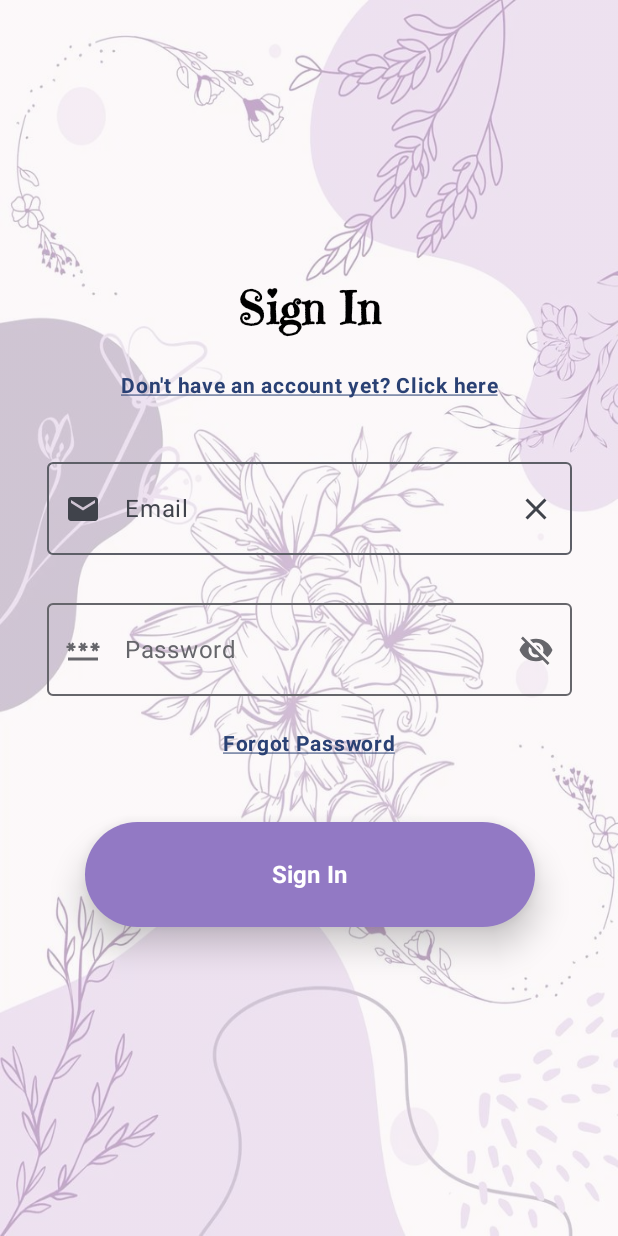
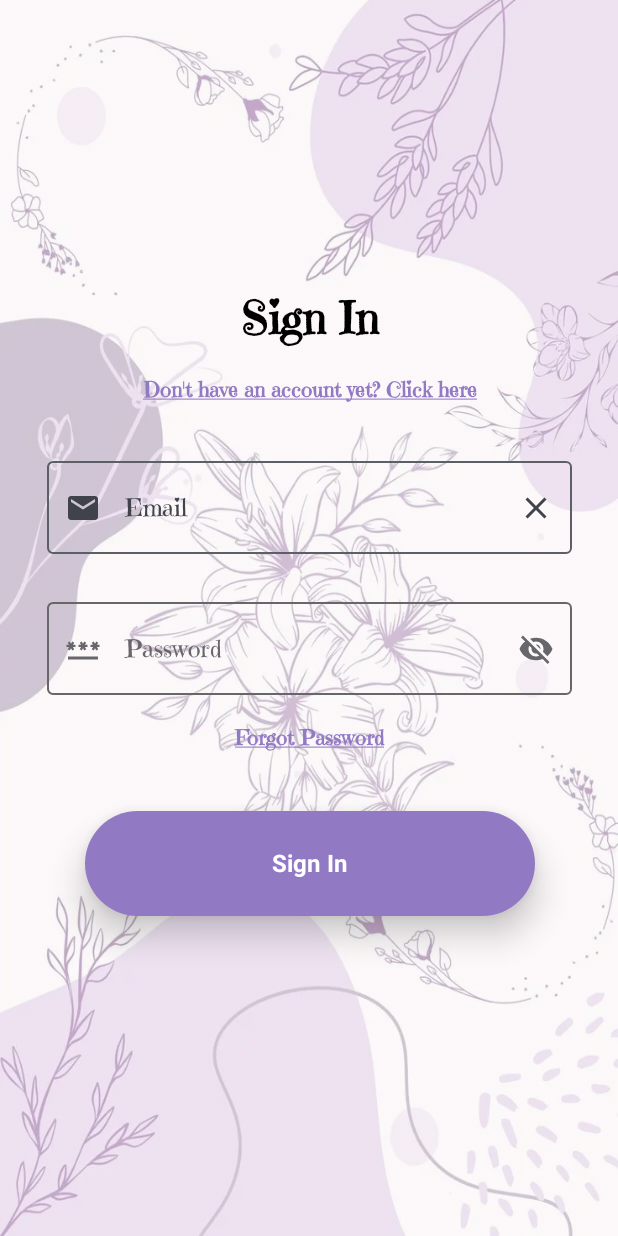
Before and after one commit to Arnold-18-CS/SoulSync, an Android app built with Jetpack Compose: the screen it shows after launch (MainActivity), after a tap on "Sign In", on a phone screen of 412 x 824 dp. Run offline under Robolectric (Android 15) with nearby library versions, the phone set to English and light mode, and no system bars; our stand-ins replace Dagger/Hilt's generated code, Firebase (no records; nobody signed in at launch, a user with empty details on screens opened directly).

Commit message:
Adding comments to allow proper documentation and creating constants for colors and font

```diff
--- a/app/src/main/java/com/example/soulsync/StartSceen.kt
+++ b/app/src/main/java/com/example/soulsync/StartSceen.kt
@@ -1,45 +1,54 @@
 package com.example.soulsync
 
 import androidx.compose.foundation.Image
+import androidx.compose.foundation.layout.Arrangement
 import androidx.compose.foundation.layout.Box
 import androidx.compose.foundation.layout.Column
-import androidx.compose.foundation.layout.Row
-import androidx.compose.foundation.layout.Spacer
 import androidx.compose.foundation.layout.fillMaxSize
 import androidx.compose.foundation.layout.padding
 import androidx.compose.foundation.layout.size
-import androidx.compose.foundation.shape.CircleShape
-import androidx.compose.material3.ButtonColors
+import androidx.compose.foundation.lazy.LazyRow
 import androidx.compose.material3.ButtonDefaults
 import androidx.compose.material3.ElevatedButton
+import androidx.compose.material3.MaterialTheme
 import androidx.compose.material3.Text
 import androidx.compose.runtime.Composable
+import androidx.compose.runtime.remember
 import androidx.compose.ui.Alignment
 import androidx.compose.ui.Modifier
-import androidx.compose.ui.draw.clip
 import androidx.compose.ui.draw.paint
 import androidx.compose.ui.graphics.Color
 import androidx.compose.ui.graphics.graphicsLayer
 import androidx.compose.ui.layout.ContentScale
 import androidx.compose.ui.res.painterResource
-import androidx.compose.ui.text.font.Font
-import androidx.compose.ui.text.font.FontFamily
 import androidx.compose.ui.text.font.FontWeight
 import androidx.compose.ui.tooling.preview.Preview
 import androidx.compose.ui.unit.dp
 import androidx.compose.ui.unit.sp
+import com.example.soulsync.ui.theme.AppColors
 
-@Preview(showBackground = true, showSystemUi = true, name="Start Screen")
+/**
+ * StartScreen allows users to navigate to Login or Register screens.
+ * @param onNavigateToLogin Callback when the "Sign In" button is pressed.
+ * @param onNavigateToRegister Callback when the "Sign Up" button is pressed.
+ */
+
 @Composable
 fun StartScreen(
-    onNavigateToLogin: () -> Unit = {},
-    onNavigateToRegister: () -> Unit = {}
+    onNavigateToLogin: () -> Unit = remember{ {} },
+    onNavigateToRegister: () -> Unit = remember { {} }
 ){
+    // Fetching the background and logo images
+    val bgImage = painterResource(id = R.drawable.wallpaper_in_purple_aesthetic)
+    val logoImage = painterResource(id = R.drawable.soul_sync_logo)
 
-    val bgImage = painterResource(id = R.drawable.wallpaper_in_purple_aesthetic)
+    // Fetching app font and storing
+//    val appFont = FontFamily(Font(R.font.emilys_candy, FontWeight.Normal))
 
-    val appFont = FontFamily(Font(R.font.emilys_candy, FontWeight.Normal))
-    val image = painterResource(id = R.drawable.soul_sync_logo)
+    // Storing alpha and rotation for images by remember
+    val alpha = remember { 0.4f }
+    val rotationAngle = remember { 2f }
+
     Box(
         contentAlignment = Alignment.Center,
         modifier = Modifier
@@ -47,7 +56,7 @@ fun StartScreen(
             .paint(
                 painter = bgImage,
                 contentScale = ContentScale.FillBounds,
-                alpha = 0.4f
+                alpha = alpha
             )
     ) {
         Column(
@@ -57,33 +66,35 @@ fun StartScreen(
                 text = "Let's",
                 fontSize = 30.sp,
                 fontWeight = FontWeight.Bold,
-                fontFamily = appFont
+//                fontFamily = MaterialTheme.typography.displayLarge.fontFamily
             )
 
+            // Load application logo at an angle
             Image(
-                painter = image,
+                painter = logoImage,
                 contentDescription = "SoulSync Logo",
                 contentScale = ContentScale.Crop,
                 modifier = Modifier
                     .size(width = 400.dp, height = 300.dp)
-                    .clip(shape = CircleShape)
                     .padding(start = 20.dp)
-                    .graphicsLayer { this.rotationZ = 2f }
+                    .graphicsLayer { this.rotationZ = rotationAngle }
             )
 
-            Row{
+            // Use a lazy row to load buttons
+            LazyRow (
+                horizontalArrangement = Arrangement.spacedBy(20.dp),
+                content = {
+                    item{
+                        // Sign In Button
                         ElevatedButton(
                             onClick = { onNavigateToLogin() },
-                    colors = ButtonColors(
-                        containerColor = Color(0xFF9279C4),
-                        contentColor = Color.White,
-                        disabledContainerColor = Color.LightGray,
-                        disabledContentColor = Color.Black
+                            colors = ButtonDefaults.elevatedButtonColors(
+                                containerColor = Color(AppColors.SSPrimaryPurple.value),
+                                contentColor = Color(AppColors.SSWhite.value)
                             ),
                             elevation = ButtonDefaults.elevatedButtonElevation(
                                 defaultElevation = 13.dp,
-                        pressedElevation = 3.dp,
-                        disabledElevation = 0.dp
+                                pressedElevation = 3.dp
                             ),
                             modifier = Modifier
                                 .size(width = 150.dp, height = 70.dp)
@@ -94,21 +105,18 @@ fun StartScreen(
                                 fontWeight = FontWeight.Bold
                             )
                         }
-
-                Spacer(modifier = Modifier.size(width = 20.dp, height = 0.dp))
-
+                    }
+                    item{
+                        // Sign Up Button
                         ElevatedButton(
                             onClick = { onNavigateToRegister() },
-                    colors = ButtonColors(
-                        containerColor = Color(0xFFD7CCE5),
-                        contentColor = Color(0xFF9279C4),
-                        disabledContainerColor = Color.LightGray,
-                        disabledContentColor = Color.Black
+                            colors = ButtonDefaults.elevatedButtonColors(
+                                containerColor = Color(AppColors.SSSecondaryPurple.value),
+                                contentColor = Color(AppColors.SSPrimaryPurple.value),
                             ),
                             elevation = ButtonDefaults.elevatedButtonElevation(
                                 defaultElevation = 13.dp,
                                 pressedElevation = 3.dp,
-                        disabledElevation = 0.dp
                             ),
                             modifier = Modifier
                                 .size(width = 150.dp, height = 70.dp)
@@ -121,5 +129,14 @@ fun StartScreen(
                         }
                     }
                 }
+            )
         }
     }
+}
+
+// Preview for the start screen
+@Preview(showBackground = true, showSystemUi = true, name="Start Screen")
+@Composable
+fun StartScreenPreview(){
+    StartScreen()
+}
--- a/app/src/main/java/com/example/soulsync/auth/LoginScreen.kt
+++ b/app/src/main/java/com/example/soulsync/auth/LoginScreen.kt
@@ -45,19 +45,27 @@ import androidx.compose.ui.unit.dp
 import androidx.compose.ui.unit.sp
 import androidx.hilt.navigation.compose.hiltViewModel
 import com.example.soulsync.R
+import com.example.soulsync.ui.theme.AppColors
 
+/**
+ * LoginScreen allows users to navigate to login using email.
+ * @param onNavigateToRegister Callback when the user does not have an account.
+ * @param onNavigateToHome Callback when the login is successful.
+ */
 @Composable
 fun LoginUser(
     onNavigateToRegister: () -> Unit = {},
     onNavigateToHome: () -> Unit = {},
 ){
 
+    // Fetching the background image and storing its alpha
     val bgImage = painterResource(id = R.drawable.wallpaper_in_purple_aesthetic)
+    val alpha = remember { 0.4f }
 
+    // Initializing variables for user input
     var email = remember { mutableStateOf("") }
     var password = remember { mutableStateOf("") }
     var showPassword by remember { mutableStateOf(false) }
-    val appFont = FontFamily(Font(R.font.emilys_candy, FontWeight.Normal))
 
     // Observe the login state using the authViewModel
     val authViewModel: AuthViewModel = hiltViewModel()
@@ -70,32 +78,35 @@ fun LoginUser(
             .paint(
                 painter = bgImage,
                 contentScale = ContentScale.FillBounds,
-                alpha = 0.4f
+                alpha = alpha
                 )
     ){
         Column(
             horizontalAlignment = Alignment.CenterHorizontally
         ){
+            // Header text for the page
             Text(
                 text = "Sign In",
                 fontSize = 30.sp,
                 fontWeight = FontWeight.Bold,
-                fontFamily = appFont
+                fontFamily = MaterialTheme.typography.bodyLarge.fontFamily
             )
 
             Spacer(modifier = Modifier.padding(10.dp))
 
+            // Clickable link to reroute to register page
             Text(
                 text = "Don't have an account yet? Click here",
                 fontSize = 14.sp,
                 fontWeight = FontWeight.Bold,
-                color = MaterialTheme.colorScheme.primary,
+                color = AppColors.SSPrimaryPurple,
                 textDecoration = TextDecoration.Underline,
                 modifier = Modifier.clickable { onNavigateToRegister() }
             )
 
             Spacer(modifier = Modifier.padding(15.dp))
 
+            // Email text field
             OutlinedTextField(
                 value = email.value,
                 onValueChange = { email.value = it },
@@ -120,6 +131,7 @@ fun LoginUser(
 
             Spacer(modifier = Modifier.padding(12.dp))
 
+            // Password entry field
             OutlinedTextField(
                 value = password.value,
                 onValueChange = { password.value = it },
@@ -174,13 +186,14 @@ fun LoginUser(
                 text = "Forgot Password",
                 fontSize = 14.sp,
                 fontWeight = FontWeight.Bold,
-                color = MaterialTheme.colorScheme.primary,
+                color = AppColors.SSPrimaryPurple,
                 textDecoration = TextDecoration.Underline,
                 modifier = Modifier.clickable { /*TODO*/ }
             )
 
             Spacer(modifier = Modifier.padding(20.dp))
 
+            // Login button
             ElevatedButton(
                 onClick = {
                     if(email.value.isNotEmpty() && password.value.isNotEmpty()){
@@ -189,16 +202,13 @@ fun LoginUser(
                         authViewModel.setLoginError("!! Please fill in both fields !!")
                     }
                 },
-                colors = ButtonColors(
-                    containerColor = Color(0xFF9279C4),
-                    contentColor = Color.White,
-                    disabledContainerColor = Color.LightGray,
-                    disabledContentColor = Color.Black
+                colors = ButtonDefaults.elevatedButtonColors(
+                    containerColor = Color(AppColors.SSPrimaryPurple.value),
+                    contentColor = Color(AppColors.SSWhite.value),
                 ),
                 elevation = ButtonDefaults.elevatedButtonElevation(
                     defaultElevation = 13.dp,
                     pressedElevation = 3.dp,
-                    disabledElevation = 0.dp
                 ),
                 modifier = Modifier.size(width = 300.dp, height = 70.dp)
             ){
@@ -211,10 +221,13 @@ fun LoginUser(
 
             Spacer(modifier = Modifier.padding(10.dp))
 
+            // Handling different login states on UI
             when(loginState){
+                // Show progress indicator if loading
                 is AuthViewModel.LoginState.Loading -> {
                     CircularProgressIndicator(modifier = Modifier.padding(16.dp))
                 }
+                // Show red error message if login fails
                 is AuthViewModel.LoginState.Error -> {
                     val errorMessage = (loginState as AuthViewModel.LoginState.Error).message
                     Text(
@@ -224,6 +237,7 @@ fun LoginUser(
                         modifier = Modifier.padding(top = 8.dp)
                     )
                 }
+                // Show green success message then reroute
                 is AuthViewModel.LoginState.Success -> {
                     Text(
                         text = "Login successful! Redirecting...",
@@ -239,6 +253,7 @@ fun LoginUser(
     }
 }
 
+// Preview Function for login screen
 @Preview(showBackground = true, showSystemUi = true, name="Login Screen")
 @Composable
 fun LoginUserPreview(){
--- a/app/src/main/java/com/example/soulsync/auth/RegisterScreen.kt
+++ b/app/src/main/java/com/example/soulsync/auth/RegisterScreen.kt
@@ -14,7 +14,6 @@ import androidx.compose.material.icons.filled.Email
 import androidx.compose.material.icons.filled.Password
 import androidx.compose.material.icons.filled.Visibility
 import androidx.compose.material.icons.filled.VisibilityOff
-import androidx.compose.material3.ButtonColors
 import androidx.compose.material3.ButtonDefaults
 import androidx.compose.material3.CircularProgressIndicator
 import androidx.compose.material3.ElevatedButton
@@ -36,8 +35,6 @@ import androidx.compose.ui.draw.paint
 import androidx.compose.ui.graphics.Color
 import androidx.compose.ui.layout.ContentScale
 import androidx.compose.ui.res.painterResource
-import androidx.compose.ui.text.font.Font
-import androidx.compose.ui.text.font.FontFamily
 import androidx.compose.ui.text.font.FontWeight
 import androidx.compose.ui.text.input.PasswordVisualTransformation
 import androidx.compose.ui.text.input.VisualTransformation
@@ -47,19 +44,26 @@ import androidx.compose.ui.unit.dp
 import androidx.compose.ui.unit.sp
 import androidx.hilt.navigation.compose.hiltViewModel
 import com.example.soulsync.R
+import com.example.soulsync.ui.theme.AppColors
 
+/**
+ * RegisterScreen allows users to register using email.
+ * @param onNavigateToLogin Callback if the user already has an account.
+ */
 @Composable
 fun RegisterUser(
     onNavigateToLogin: () -> Unit = {},
 ){
+    // Fetching the background image and storing its alpha
+    val bgImage = painterResource(id = R.drawable.wallpaper_in_purple_aesthetic)
+    val alpha = remember { 0.4f }
 
-    val bgImage = painterResource(id = R.drawable.wallpaper_in_purple_aesthetic)
 
+    // Creating variables for user input
     var email = rememberSaveable { mutableStateOf("") }
     var password = rememberSaveable { mutableStateOf("") }
     var confirmPassword = rememberSaveable { mutableStateOf("") }
     var showPassword by remember { mutableStateOf(true) }
-    val appFont = FontFamily(Font(R.font.emilys_candy, FontWeight.Normal))
 
     // Observe the registration state using the authViewModel
     val authViewModel: AuthViewModel = hiltViewModel()
@@ -72,22 +76,24 @@ fun RegisterUser(
             .paint(
                 painter = bgImage,
                 contentScale = ContentScale.FillBounds,
-                alpha = 0.4f
+                alpha = alpha
             )
     ){
         Column(
             horizontalAlignment = Alignment.CenterHorizontally
         ) {
+            // Header for screen
             Text(
                 text = "Sign Up",
                 fontSize = 24.sp,
                 fontWeight = FontWeight.Bold,
-                fontFamily = appFont,
+                fontFamily = MaterialTheme.typography.bodyLarge.fontFamily,
                 modifier = Modifier.padding(15.dp)
                 )
 
             Spacer(modifier = Modifier.padding(8.dp))
 
+            // Input field for email
             OutlinedTextField(
                 value = email.value,
                 onValueChange = { email.value = it },
@@ -109,6 +115,7 @@ fun RegisterUser(
 
             Spacer(modifier = Modifier.padding(12.dp))
 
+            // Input field for user password
             OutlinedTextField(
                 value = password.value,
                 onValueChange = { password.value = it },
@@ -143,6 +150,7 @@ fun RegisterUser(
 
             Spacer(modifier = Modifier.padding(12.dp))
 
+            // Input field for confirm password
             OutlinedTextField(
                 value = confirmPassword.value,
                 onValueChange = { confirmPassword.value = it },
@@ -176,17 +184,19 @@ fun RegisterUser(
 
             Spacer(modifier = Modifier.padding(10.dp))
 
+            // Clickable link to reroute to login page if user has an account
             Text(
                 text = "Already have an account? Click here",
                 fontSize = 14.sp,
                 fontWeight = FontWeight.Bold,
-                color = MaterialTheme.colorScheme.primary,
+                color = AppColors.SSPrimaryPurple,
                 textDecoration = TextDecoration.Underline,
                 modifier = Modifier.clickable { onNavigateToLogin() }
             )
 
             Spacer(modifier = Modifier.padding(20.dp))
 
+            // Register button
             ElevatedButton(
                 onClick = {
                     if(email.value.isNotEmpty() && password.value.isNotEmpty() && confirmPassword.value.isNotEmpty()){
@@ -200,16 +210,13 @@ fun RegisterUser(
                         authViewModel.setRegisterState("!! Please fill in all fields !!")
                     }
                 },
-                colors = ButtonColors(
-                    containerColor = Color(0xFF9279C4),
-                    contentColor = Color.White,
-                    disabledContainerColor = Color.LightGray,
-                    disabledContentColor = Color.Black
+                colors = ButtonDefaults.elevatedButtonColors(
+                    containerColor = Color(AppColors.SSPrimaryPurple.value),
+                    contentColor = Color(AppColors.SSWhite.value)
                 ),
                 elevation = ButtonDefaults.elevatedButtonElevation(
                     defaultElevation = 13.dp,
-                    pressedElevation = 3.dp,
-                    disabledElevation = 0.dp
+                    pressedElevation = 3.dp
                 ),
                 modifier = Modifier.size(width = 300.dp, height = 70.dp)
             ){
@@ -249,19 +256,16 @@ fun RegisterUser(
                         fontSize = 14.sp,
                         modifier = Modifier.padding(top = 8.dp)
                     )
-                    LaunchedEffect(Unit) {
-                        kotlinx.coroutines.delay(2000)
-                        // Navigate to the login screen after successful registration
-                        onNavigateToLogin()
-                    }
+                    onNavigateToLogin()
+                }
 
-                }
                 else -> Unit // Initial State
             }
         }
     }
 }
 
+// Preview Function for register screen
 @Preview(showBackground = true, showSystemUi = true, name="Register Screen")
 @Composable
 fun RegisterUserPreview(){
--- /dev/null
+++ b/app/src/main/java/com/example/soulsync/ui/theme/AppColors.kt
@@ -0,0 +1,11 @@
+package com.example.soulsync.ui.theme
+
+import androidx.compose.ui.graphics.Color
+
+object AppColors {
+
+    val SSPrimaryPurple = Color(0xFF9279C4)
+    val SSSecondaryPurple = Color(0xFFD7CCE5)
+    val SSWhite = Color(0xFFFFFFFF)
+
+}
--- a/app/src/main/java/com/example/soulsync/ui/theme/Theme.kt
+++ b/app/src/main/java/com/example/soulsync/ui/theme/Theme.kt
@@ -1,15 +1,22 @@
 package com.example.soulsync.ui.theme
 
-import android.app.Activity
 import android.os.Build
 import androidx.compose.foundation.isSystemInDarkTheme
 import androidx.compose.material3.MaterialTheme
+import androidx.compose.material3.Typography
 import androidx.compose.material3.darkColorScheme
 import androidx.compose.material3.dynamicDarkColorScheme
 import androidx.compose.material3.dynamicLightColorScheme
 import androidx.compose.material3.lightColorScheme
 import androidx.compose.runtime.Composable
 import androidx.compose.ui.platform.LocalContext
+import androidx.compose.ui.text.TextStyle
+import androidx.compose.ui.text.font.Font
+import androidx.compose.ui.text.font.FontFamily
+import androidx.compose.ui.text.font.FontWeight
+import androidx.compose.ui.unit.sp
+import com.example.soulsync.R
+
 
 private val DarkColorScheme = darkColorScheme(
     primary = Purple80,
@@ -33,10 +40,30 @@ private val LightColorScheme = lightColorScheme(
     */
 )
 
+val EmilysCandy = FontFamily(Font(R.font.emilys_candy, FontWeight.Normal))
+
+val MyTypography = Typography(
+    displayLarge = TextStyle(
+        fontFamily = EmilysCandy,
+        fontWeight = FontWeight.Normal,
+        fontSize = 30.sp
+    ),
+    bodyLarge = TextStyle(
+        fontFamily = EmilysCandy,
+        fontWeight = FontWeight.Normal,
+        fontSize = 16.sp
+    ),
+    bodyMedium = TextStyle(
+        fontFamily = EmilysCandy,
+        fontWeight = FontWeight.Normal,
+        fontSize = 14.sp
+    )
+    // Add more styles as needed
+)
+
 @Composable
 fun SoulSyncTheme(
     darkTheme: Boolean = isSystemInDarkTheme(),
-    // Dynamic color is available on Android 12+
     dynamicColor: Boolean = true,
     content: @Composable () -> Unit
 ) {
@@ -52,7 +79,7 @@ fun SoulSyncTheme(
 
     MaterialTheme(
         colorScheme = colorScheme,
-        typography = Typography,
+        typography = MyTypography,
         content = content
     )
 }
```
Also changed, not shown: app/src/main/res/drawable-hdpi/transparent_soulssyn.png (deleted), app/src/main/res/drawable-hdpi/wallpaper_in_purple_aesthetic.jpeg (deleted), app/src/main/res/drawable-hdpi/wallpaper_in_purple_aesthetic.webp (added), 2 other files. Lines whose indentation alone changed are shown as unchanged.
